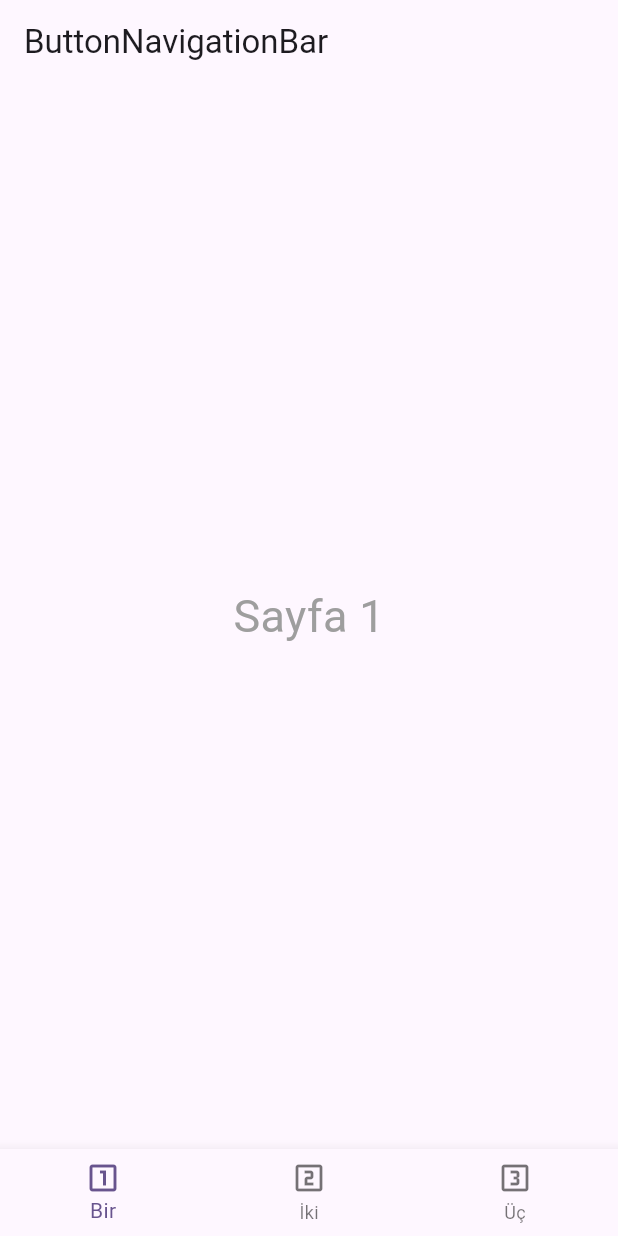
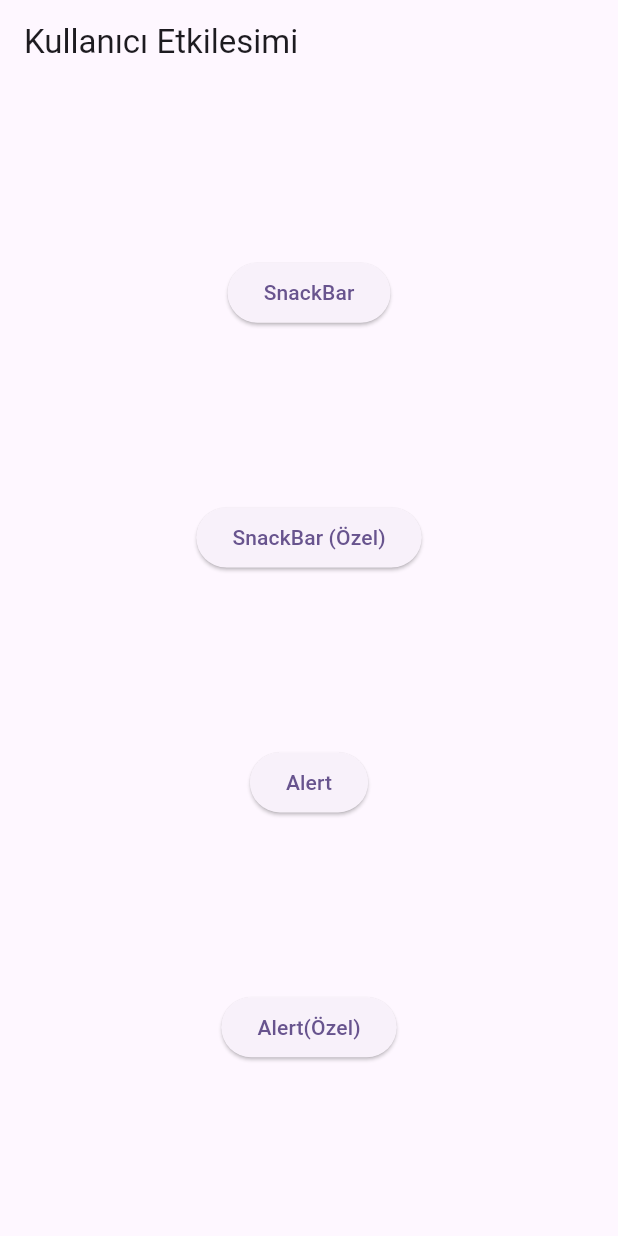
Before and after one commit to ozcann159/Flutter_Bootcamp, a Flutter app: the screen it shows after launch, on a phone screen of 412 x 824 dp. Run offline on Flutter 3.47's test engine with Material 3 defaults, Android fonts, the phone set to English and light mode, and no system bars; project files that could hold a hidden picture were left out.

Commit message:
kullanici etkilesimi

```diff
--- a/Basic project/calisma_yapisi/lib/ButtonNavigationBar/buttonNavigationBar.dart
+++ b/Basic project/calisma_yapisi/lib/ButtonNavigationBar/buttonNavigationBar.dart
@@ -19,6 +19,7 @@ class _ButtonNavigationBarState extends State<ButtonNavigationBar> {
   Widget build(BuildContext context) {
     return Scaffold(
       appBar: AppBar(
+        backgroundColor: Colors.deepOrange,
         title: Text("ButtonNavigationBar"),
       ),
       body: Sayfalar[secilenIndex],
@@ -32,6 +33,9 @@ class _ButtonNavigationBarState extends State<ButtonNavigationBar> {
               icon: Icon(Icons.looks_3_outlined), label: "Üç")
         ],
         currentIndex: secilenIndex,
+        backgroundColor: Colors.deepOrange,
+        selectedItemColor: Colors.blue,
+        unselectedItemColor: Colors.black,
         onTap: (indeks) {
           setState(() {
             secilenIndex = indeks;
--- /dev/null
+++ b/Basic project/calisma_yapisi/lib/kullanici_etkilesimi/kullaniciEtkilesimi.dart
@@ -0,0 +1,41 @@
+import 'package:flutter/material.dart';
+
+class KullaniciEtkilesimi extends StatefulWidget {
+  const KullaniciEtkilesimi({Key? key}) : super(key: key);
+
+  @override
+  _KullaniciEtkilesimiState createState() => _KullaniciEtkilesimiState();
+}
+
+class _KullaniciEtkilesimiState extends State<KullaniciEtkilesimi> {
+  @override
+  Widget build(BuildContext context) {
+    return Scaffold(
+        appBar: AppBar(
+          title: Text("Kullanıcı Etkilesimi"),
+        ),
+        body: Center(
+          child: Column(
+            mainAxisAlignment: MainAxisAlignment.spaceEvenly,
+            children: [
+              ElevatedButton(
+                onPressed: () {},
+                child: Text("SnackBar"),
+              ),
+              ElevatedButton(
+                onPressed: () {},
+                child: Text("SnackBar (Özel)"),
+              ),
+              ElevatedButton(
+                onPressed: () {},
+                child: Text("Alert"),
+              ),
+              ElevatedButton(
+                onPressed: () {},
+                child: Text("Alert(Özel)"),
+              ),
+            ],
+          ),
+        ));
+  }
+}
--- a/Basic project/calisma_yapisi/lib/main.dart
+++ b/Basic project/calisma_yapisi/lib/main.dart
@@ -1,5 +1,6 @@
 import 'package:calisma_yapisi/ButtonNavigationBar/buttonNavigationBar.dart';
 import 'package:calisma_yapisi/anasayfa.dart';
+import 'package:calisma_yapisi/kullanici_etkilesimi/kullaniciEtkilesimi.dart';
 import 'package:flutter/material.dart';
 
 void main() {
@@ -17,6 +18,6 @@ class MyApp extends StatelessWidget {
           colorScheme: ColorScheme.fromSeed(seedColor: Colors.deepPurple),
           useMaterial3: true,
         ),
-        home: ButtonNavigationBar());
+        home: KullaniciEtkilesimi());
   }
 }
```
Also changed, not shown: 5 other files.
